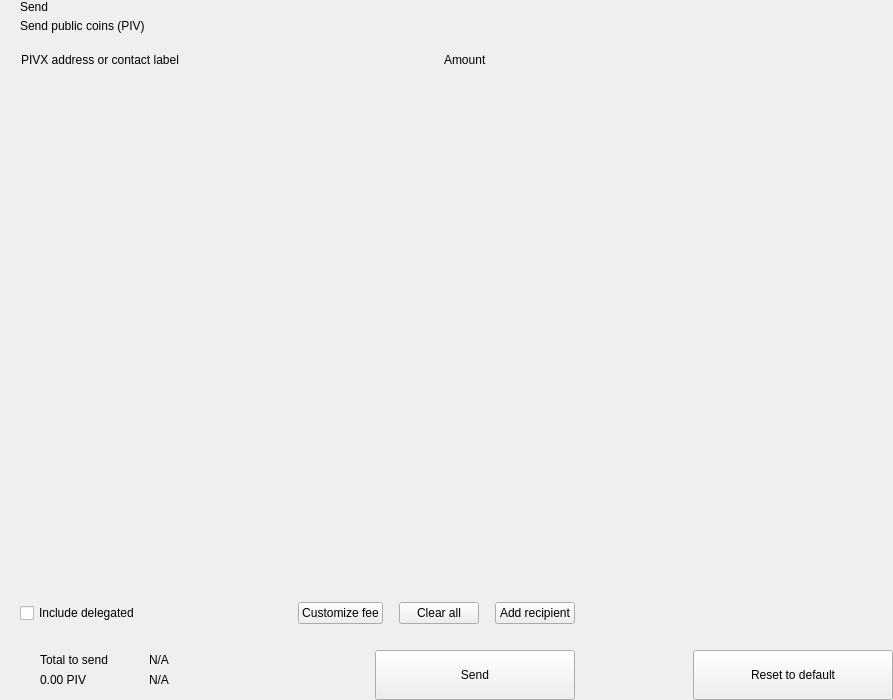
Old version of the form src/qt/pivx/forms/send.ui in the repository cimelli/RpdSource.
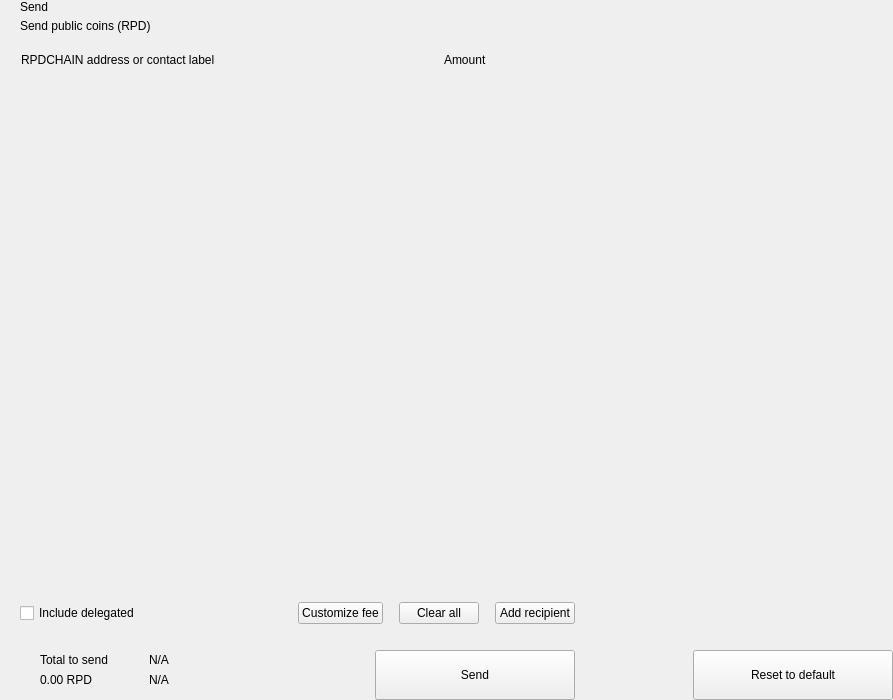
New version of the form. Custom widgets are drawn as their Qt base class.

What changed in the file:
```diff
--- a/src/qt/pivx/forms/send.ui
+++ b/src/qt/pivx/forms/send.ui
@@ -81,7 +81,7 @@
             <item>
              <widget class="QLabel" name="labelSubtitle1">
               <property name="text">
-               <string>Send public coins (PIV)</string>
+               <string>Send public coins (RPD)</string>
               </property>
              </widget>
             </item>
@@ -141,7 +141,7 @@
              <string notr="true">margin-left:8px;</string>
             </property>
             <property name="text">
-             <string>PIVX address or contact label</string>
+             <string>RPDCHAIN address or contact label</string>
             </property>
            </widget>
           </item>
@@ -464,7 +464,7 @@
                      <item>
                       <widget class="QLabel" name="labelAmountSend">
                        <property name="text">
-                        <string notr="true">0.00 PIV</string>
+                        <string notr="true">0.00 RPD</string>
                        </property>
                       </widget>
                      </item>
```
Left out of the diff: 2 changed lines with no effect on the pictures.
